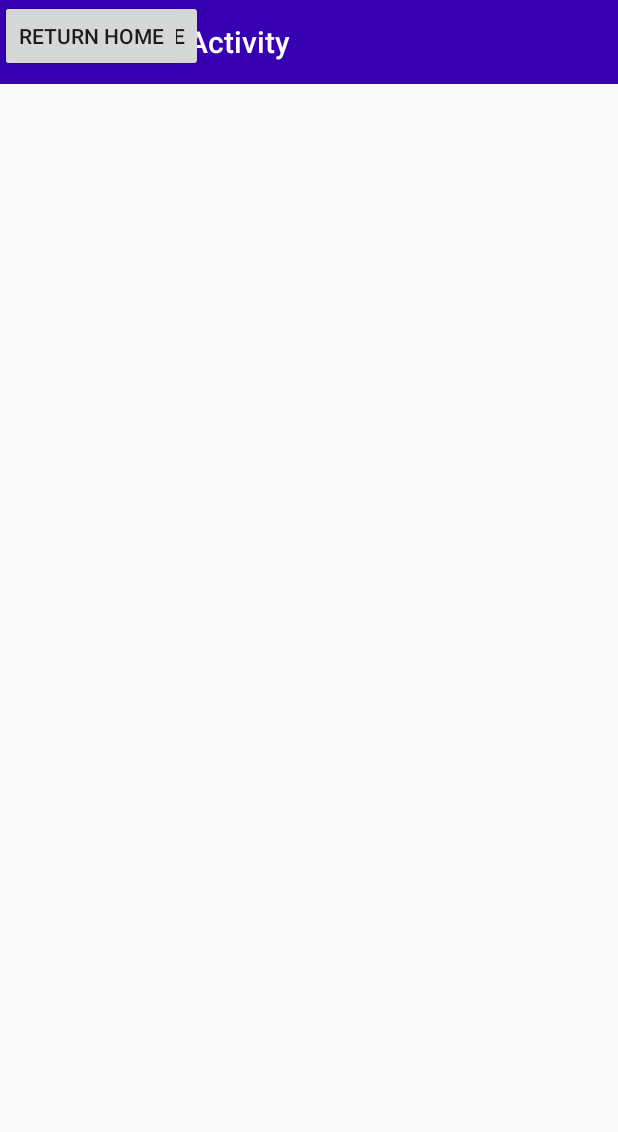
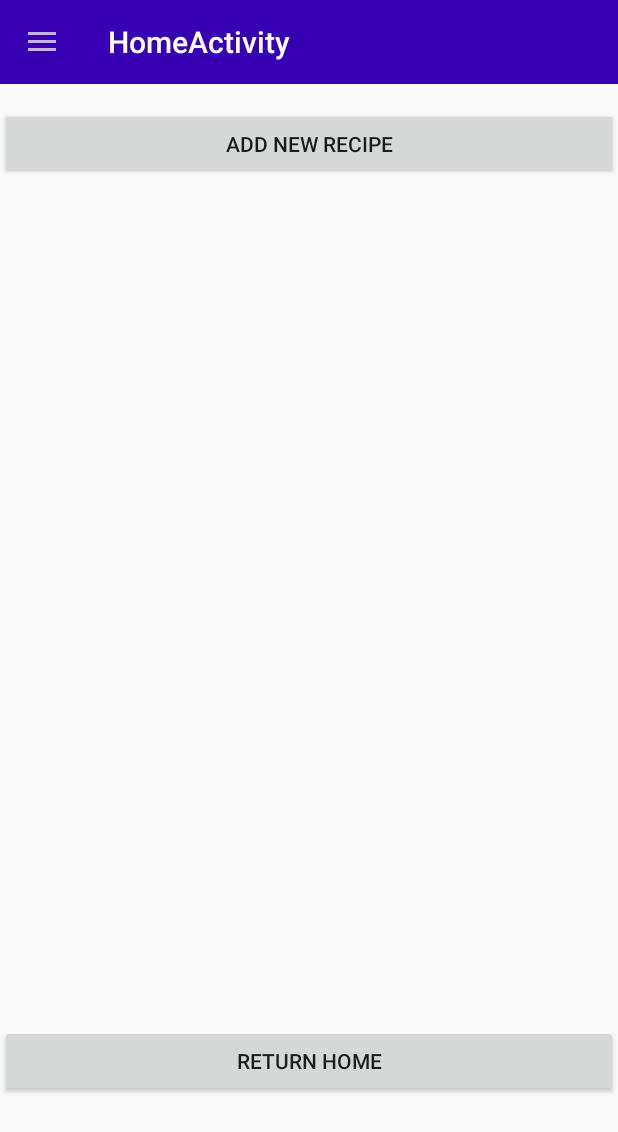
Before and after one commit to jo32pilot/Food-for-Thought, an Android app: the fragment AddRecipeFragment placed in its activity, on a phone screen of 412 x 824 dp. Shown: the top 1132 px of the screen. Run offline under Robolectric (Android 15) with nearby library versions, the phone set to English and light mode, and no system bars.

```diff
--- a/FoodForThought/app/src/main/java/com/example/foodforthought/AddRecipeFragment.java
+++ b/FoodForThought/app/src/main/java/com/example/foodforthought/AddRecipeFragment.java
@@ -13,33 +13,13 @@ import androidx.navigation.fragment.NavHostFragment;
 public class AddRecipeFragment extends Fragment {
     @Nullable
     @Override
-    public View onCreateView(
-            LayoutInflater inflater, ViewGroup container,
-            Bundle savedInstanceState
-    ) {
-        // Inflate the layout for this fragment
-        return inflater.inflate(R.layout.fragment_addrecipe, container, false);
+    public View onCreateView(@NonNull LayoutInflater inflater, @Nullable ViewGroup container, @Nullable Bundle savedInstanceState) {
+        View view = inflater.inflate(R.layout.fragment_addrecipe, container, false);
+        return view;
     }
 
-
-    public void onViewCreated(@NonNull View view, Bundle savedInstanceState) {
+    @Override
+    public void onViewCreated(@NonNull View view, @Nullable Bundle savedInstanceState) {
         super.onViewCreated(view, savedInstanceState);
-
-        view.findViewById(R.id.HomeItem).setOnClickListener(new View.OnClickListener() {
-            @Override
-            public void onClick(View view) {
-                NavHostFragment.findNavController(AddRecipeFragment.this)
-                        .navigate(R.id.action_AddRecipe_toMain);
-            }
-        });
-
-        view.findViewById(R.id.RecipeItem).setOnClickListener(new View.OnClickListener() {
-            @Override
-            public void onClick(View view) {
-                NavHostFragment.findNavController(AddRecipeFragment.this)
-                        .navigate(R.id.action_MainFragment_toAddRecipe);
-            }
-        });
     }
-
 }
--- a/FoodForThought/app/src/main/java/com/example/foodforthought/MainFragment.java
+++ b/FoodForThought/app/src/main/java/com/example/foodforthought/MainFragment.java
@@ -20,12 +20,9 @@ public class MainFragment extends Fragment {
 
     @Nullable
     @Override
-    public View onCreateView(
-            LayoutInflater inflater, ViewGroup container,
-            Bundle savedInstanceState
-    ) {
-        // Inflate the layout for this fragment
-        return inflater.inflate(R.layout.fragment_main, container, false);
+    public View onCreateView(@NonNull LayoutInflater inflater, @Nullable ViewGroup container, @Nullable Bundle savedInstanceState) {
+        View view = inflater.inflate(R.layout.fragment_main, container, false);
+        return view;
     }
 
     @Override
--- a/FoodForThought/app/src/main/res/layout/fragment_addrecipe.xml
+++ b/FoodForThought/app/src/main/res/layout/fragment_addrecipe.xml
@@ -1,23 +1,32 @@
 <?xml version="1.0" encoding="utf-8"?>
 <androidx.constraintlayout.widget.ConstraintLayout
     xmlns:android="http://schemas.android.com/apk/res/android"
+    xmlns:app="http://schemas.android.com/apk/res-auto"
     xmlns:tools="http://schemas.android.com/tools"
     android:layout_width="match_parent"
-    android:layout_height="match_parent">
+    android:layout_height="match_parent"
+    android:gravity="center_horizontal"
+    android:orientation="vertical"
+    tools:context=".AddRecipeFragment">
+
+    <LinearLayout
+        android:layout_width="match_parent"
+        android:layout_height="match_parent"
+        android:orientation="vertical">
 
         <Button
             android:id="@+id/addnewrecipebutton"
-        android:layout_width="wrap_content"
+            android:layout_width="match_parent"
             android:layout_height="wrap_content"
-        android:text="Add New Recipe"
-        tools:layout_editor_absoluteX="119dp"
-        tools:layout_editor_absoluteY="72dp" />
+            android:layout_marginTop="72dp"
+            android:text="Add New Recipe" />
 
         <Button
             android:id="@+id/returnhome"
-        android:layout_width="wrap_content"
+            android:layout_width="match_parent"
             android:layout_height="wrap_content"
-        android:text="Return Home"
-        tools:layout_editor_absoluteX="132dp"
-        tools:layout_editor_absoluteY="174dp" />
+            android:layout_marginTop="563dp"
+            android:text="Return Home" />
+    </LinearLayout>
+
 </androidx.constraintlayout.widget.ConstraintLayout>
--- a/FoodForThought/app/src/main/res/navigation/nav_graph_view.xml
+++ /dev/null
@@ -1,28 +0,0 @@
-<?xml version="1.0" encoding="utf-8"?>
-<navigation xmlns:android="http://schemas.android.com/apk/res/android"
-    xmlns:app="http://schemas.android.com/apk/res-auto"
-    xmlns:tools="http://schemas.android.com/tools"
-    android:id="@+id/nav_graph_view"
-    app:startDestination="@id/nav_main_fragment">
-
-    <fragment
-        android:id="@+id/nav_main_fragment"
-        android:name="com.example.foodforthought.MainFragment"
-        android:label="Main Fragment"
-        tools:layout="@layout/fragment_main">
-
-        <action
-            android:id="@+id/action_MainFragment_toAddRecipe"
-            app:destination="@id/RecipeFragment" />
-    </fragment>
-    <fragment
-        android:id="@+id/RecipeFragment"
-        android:name="com.example.foodforthought.AddRecipeFragment"
-        android:label="Add Recipe"
-        tools:layout="@layout/fragment_addrecipe">
-
-        <action
-            android:id="@+id/action_AddRecipe_toMain"
-            app:destination="@id/nav_main_fragment" />
-    </fragment>
-</navigation>
```
Also changed, not shown: FoodForThought/app/src/main/java/com/example/foodforthought/HomeActivity.java (+12 -5 lines), FoodForThought/app/src/main/res/layout/fragment_main.xml (+3 -15 lines). Lines whose indentation alone changed are shown as unchanged.
